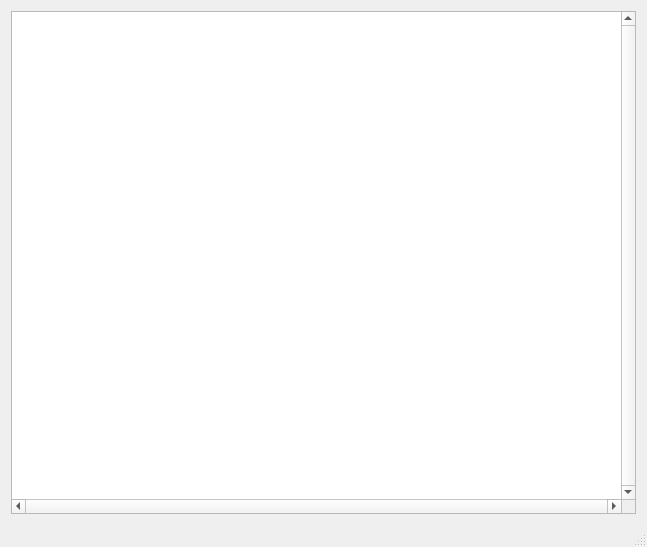
The window that mainwindow.ui (jetSett/Delaunay-moving-points) describes before a commit, drawn with Qt 5.
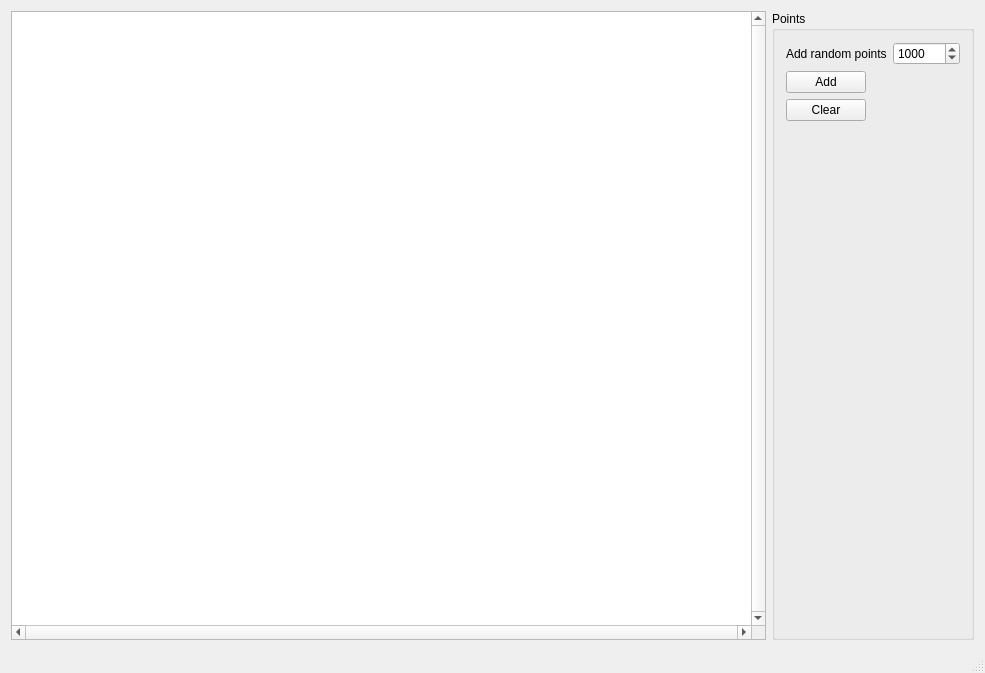
The same window after the commit.

Commit message: Random point adding integration

```diff
--- a/mainwindow.ui
+++ b/mainwindow.ui
@@ -6,8 +6,8 @@
    <rect>
     <x>0</x>
     <y>0</y>
-    <width>647</width>
-    <height>547</height>
+    <width>985</width>
+    <height>673</height>
    </rect>
   </property>
   <property name="windowTitle">
@@ -16,8 +16,6 @@
   <widget class="QWidget" name="centralWidget">
    <layout class="QHBoxLayout" name="horizontalLayout">
     <item>
-     <layout class="QVBoxLayout" name="verticalLayout">
-      <item>
        <widget class="QGraphicsView" name="graphicsView">
         <property name="focusPolicy">
         <enum>Qt::StrongFocus</enum>
@@ -33,6 +31,55 @@
       </property>
        </widget>
       </item>
+    <item>
+     <layout class="QVBoxLayout" name="verticalLayout">
+      <item>
+       <widget class="QGroupBox" name="groupBox">
+        <property name="title">
+         <string>Points</string>
+        </property>
+        <layout class="QFormLayout" name="formLayout_2">
+         <item row="0" column="0">
+          <layout class="QFormLayout" name="formLayout">
+           <item row="0" column="0">
+            <widget class="QLabel" name="nombreLabel">
+             <property name="text">
+              <string>Add random points</string>
+             </property>
+            </widget>
+           </item>
+           <item row="0" column="1">
+            <widget class="QSpinBox" name="addRandomPointSpinBox">
+             <property name="minimum">
+              <number>1</number>
+             </property>
+             <property name="maximum">
+              <number>100000000</number>
+             </property>
+             <property name="value">
+              <number>1000</number>
+             </property>
+            </widget>
+           </item>
+          </layout>
+         </item>
+         <item row="1" column="0">
+          <widget class="QPushButton" name="addRandomPointButton">
+           <property name="text">
+            <string>Add</string>
+           </property>
+          </widget>
+         </item>
+         <item row="2" column="0">
+          <widget class="QPushButton" name="clearPushButton">
+           <property name="text">
+            <string>Clear</string>
+           </property>
+          </widget>
+         </item>
+        </layout>
+       </widget>
+      </item>
      </layout>
     </item>
    </layout>
```
Left out of the diff: 4 changed lines with no effect on the pictures. Lines whose indentation alone changed are shown as unchanged. The commit also changes 2 other files.
